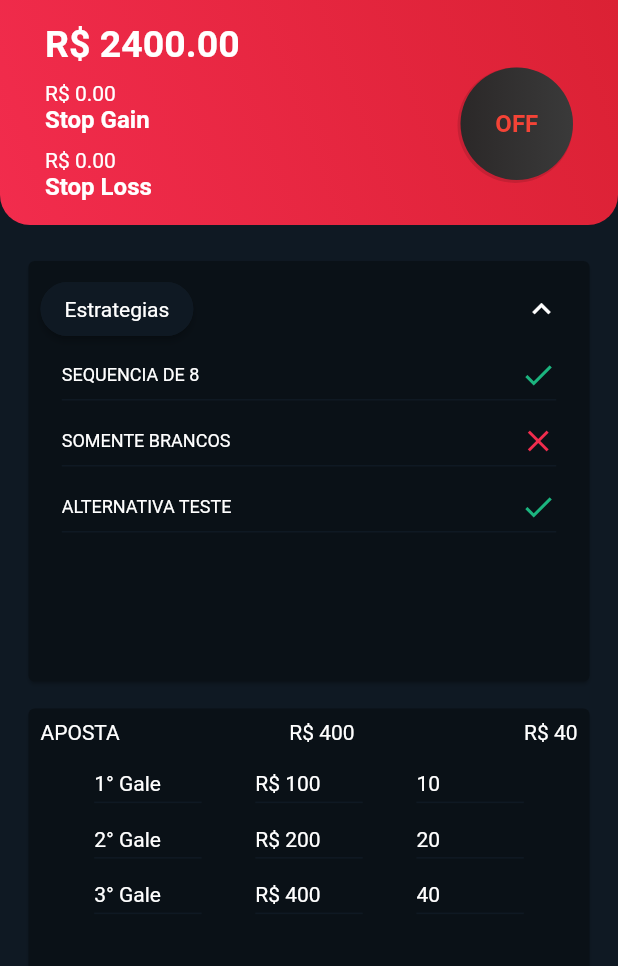
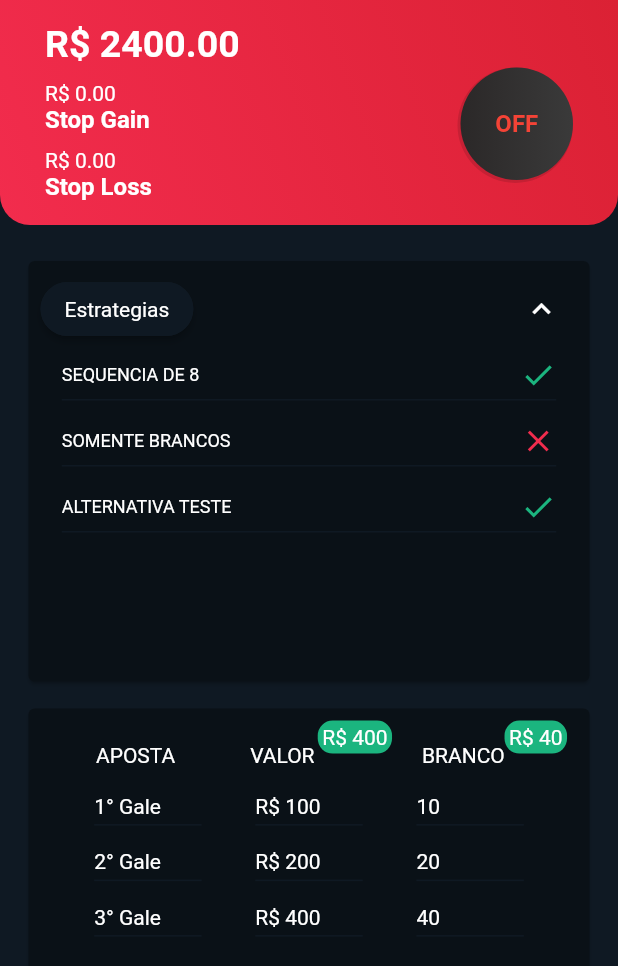
Before and after one commit to infixs/iabets-app, a Flutter app: the BlazePage screen opened directly, on a phone screen of 412 x 824 dp. Shown: the top 966 px of the screen. Run offline on Flutter 3.47's test engine with Material 2 defaults, Android fonts, the light colour scheme and no system bars; our stand-ins replace bloc, cloud_firestore, cloud_functions, dio, equatable, file_picker and 12 more; missing offline and left inert: cloud_firestore_platform_interface; accounts and stored records are empty; project files that could hold a hidden picture were left out.

Commit message:
blaze page update ui

```diff
--- a/lib/main.dart
+++ b/lib/main.dart
@@ -45,7 +45,6 @@ class MyApp extends StatelessWidget {
         title: 'IA BET',
         debugShowCheckedModeBanner: false,
         theme: ThemeData(
-          brightness: Brightness.dark,
           primarySwatch: const MaterialColor(0xFF263C43, {
             50: kPrimaryColor,
             100: kPrimaryColor,
--- a/lib/presentation/pages/blaze/blaze_page.dart
+++ b/lib/presentation/pages/blaze/blaze_page.dart
@@ -8,10 +8,7 @@ import 'settings_controller.dart';
 class BlazePage extends StatefulWidget {
   final double totalMoney;
 
-  const BlazePage({
-    Key? key,
-    required this.totalMoney,
-  }) : super(key: key);
+  const BlazePage({Key? key, required this.totalMoney}) : super(key: key);
 
   @override
   State<BlazePage> createState() => _BlazePageState();
@@ -277,20 +274,71 @@ class _BlazePageState extends State<BlazePage> {
                           Padding(
                             padding: const EdgeInsets.only(bottom: 10),
                             child: Row(
-                              mainAxisAlignment: MainAxisAlignment.spaceBetween,
+                              mainAxisAlignment: MainAxisAlignment.center,
                               children: [
-                                Text('APOSTA',
-                                    style: TextStyle(color: Colors.white)),
-                                Text(
-                                  'R\$ ${settingsController.firstBet['price']}',
-                                  style: TextStyle(
-                                    color: Colors.white,
+                                Padding(
+                                  padding: EdgeInsets.only(top: 15, left: 30),
+                                  child: Text('APOSTA',
+                                      style: TextStyle(color: Colors.white)),
+                                ),
+                                Padding(
+                                  padding: const EdgeInsets.only(
+                                      left: 50, right: 20),
+                                  child: Stack(
+                                    children: [
+                                      Container(
+                                        padding: EdgeInsets.only(top: 15),
+                                        child: Text(
+                                          'VALOR',
+                                          style: TextStyle(
+                                            color: Colors.white,
+                                          ),
+                                        ),
+                                      ),
+                                      Container(
+                                        margin: EdgeInsets.only(left: 45),
+                                        padding: EdgeInsets.all(3),
+                                        decoration: BoxDecoration(
+                                          borderRadius:
+                                              BorderRadius.circular(10),
+                                          color: Color(0xff1bb57f),
+                                        ),
+                                        child: Text(
+                                          'R\$ ${settingsController.firstBet['price']}',
+                                          style: TextStyle(
+                                            color: Colors.white,
+                                          ),
+                                        ),
+                                      ),
+                                    ],
                                   ),
                                 ),
-                                Text(
-                                  'R\$ ${settingsController.firstBet['white']}',
-                                  style: const TextStyle(color: Colors.white),
-                                )
+                                Stack(
+                                  children: [
+                                    Container(
+                                      padding: EdgeInsets.only(top: 15),
+                                      child: Text(
+                                        'BRANCO',
+                                        style: TextStyle(
+                                          color: Colors.white,
+                                        ),
+                                      ),
+                                    ),
+                                    Container(
+                                      margin: EdgeInsets.only(left: 55),
+                                      padding: EdgeInsets.all(3),
+                                      decoration: BoxDecoration(
+                                        borderRadius: BorderRadius.circular(10),
+                                        color: Color(0xff1bb57f),
+                                      ),
+                                      child: Text(
+                                        'R\$ ${settingsController.firstBet['white']}',
+                                        style: const TextStyle(
+                                            color: Colors.white),
+                                      ),
+                                    ),
+                                  ],
+                                ),
                               ],
                             ),
                           ),
--- a/lib/presentation/pages/blaze/components/custom_app_bar/custom_app_bar.dart
+++ b/lib/presentation/pages/blaze/components/custom_app_bar/custom_app_bar.dart
@@ -13,7 +13,8 @@ class CustomAppBar extends StatelessWidget implements PreferredSizeWidget {
 
   @override
   Widget build(BuildContext context) {
-    return Container(
+    return SafeArea(
+      child: Container(
         height: preferredSize.height,
         alignment: Alignment.center,
         decoration: const BoxDecoration(
@@ -31,6 +32,7 @@ class CustomAppBar extends StatelessWidget implements PreferredSizeWidget {
           ),
         ),
         child: child,
+      ),
     );
   }
 }
```
Lines whose indentation alone changed are shown as unchanged.
